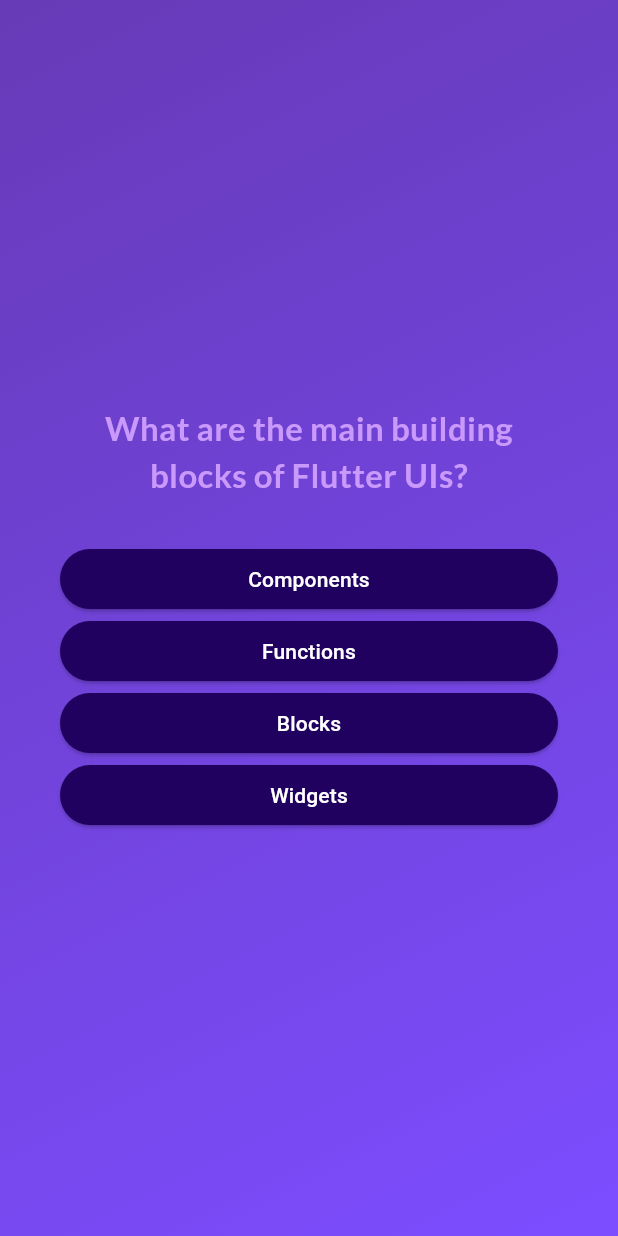
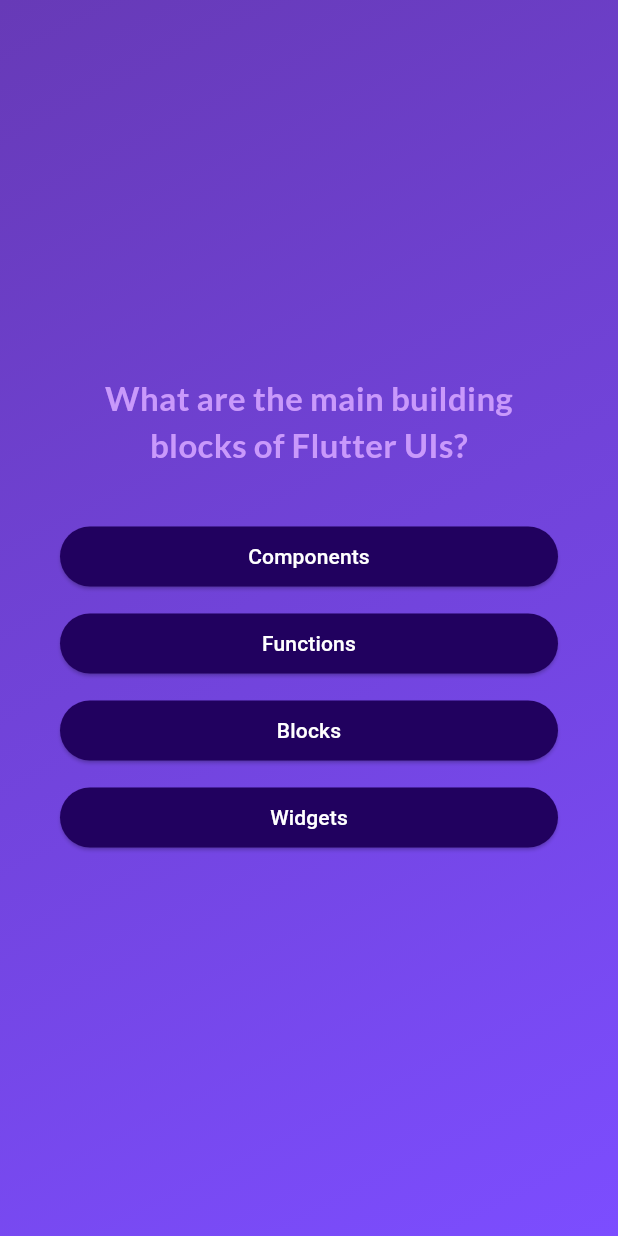
Before and after one commit to ben-lawino/quiz_app, a Flutter app: the screen it shows after launch, after a tap on "Start Quiz", on a phone screen of 412 x 824 dp. Run offline on Flutter 3.47's test engine with Material 3 defaults, Android fonts, the phone set to English and light mode, and no system bars; our stand-ins replace google_fonts.

Commit message:
updated ui code

```diff
--- a/lib/models/quiz_question.dart
+++ b/lib/models/quiz_question.dart
@@ -4,7 +4,7 @@ class QuizQuestion {
   final String text;
   final List<String> answers;
 
-  List<String> getShuffledAnswers() {
+  List<String> get shuffledAnswers {
     final shuffledList = List.of(answers);
     shuffledList.shuffle();
     return shuffledList;
--- a/lib/questions_screen.dart
+++ b/lib/questions_screen.dart
@@ -46,12 +46,15 @@ class _QuestionsScreenState extends State<QuestionsScreen> {
               textAlign: TextAlign.center,
             ),
             SizedBox(height: 30),
-            ...currentQuestion.getShuffledAnswers().map((answer) {
-              return AnswerButton(
-                answerText: answer,
-                onTap: () {
-                  answerQuestion(answer);
-                },
+            ...currentQuestion.shuffledAnswers.map((answer) {
+              return Padding(
+                padding: const EdgeInsets.symmetric(vertical: 5),
+                child: AnswerButton(
+                  answerText: answer,
+                  onTap: () {
+                    answerQuestion(answer);
+                  },
+                ),
               );
             }),
           ],
--- a/lib/questions_summary.dart
+++ b/lib/questions_summary.dart
@@ -1,6 +1,5 @@
 import 'package:flutter/material.dart';
 import 'package:google_fonts/google_fonts.dart';
-import 'package:quiz_app/data/questions.dart';
 
 class QuestionsSummary extends StatelessWidget {
   final List<Map<String, Object>> summaryData;
--- a/lib/results_screen.dart
+++ b/lib/results_screen.dart
@@ -13,7 +13,7 @@ class ResultsScreen extends StatelessWidget {
     required this.onRestart,
   });
 
-  List<Map<String, Object>> getSummaryData() {
+  List<Map<String, Object>> get summaryData {
     final List<Map<String, Object>> summary = [];
 
     for (var i = 0; i < chosenAnswers.length; i++) {
@@ -29,7 +29,6 @@ class ResultsScreen extends StatelessWidget {
 
   @override
   Widget build(BuildContext context) {
-    final summaryData = getSummaryData();
     final numTotalQuestions = questions.length;
     final numCorrectQuestions =
         summaryData.where((data) {
```
Also changed, not shown: 3 other files.
